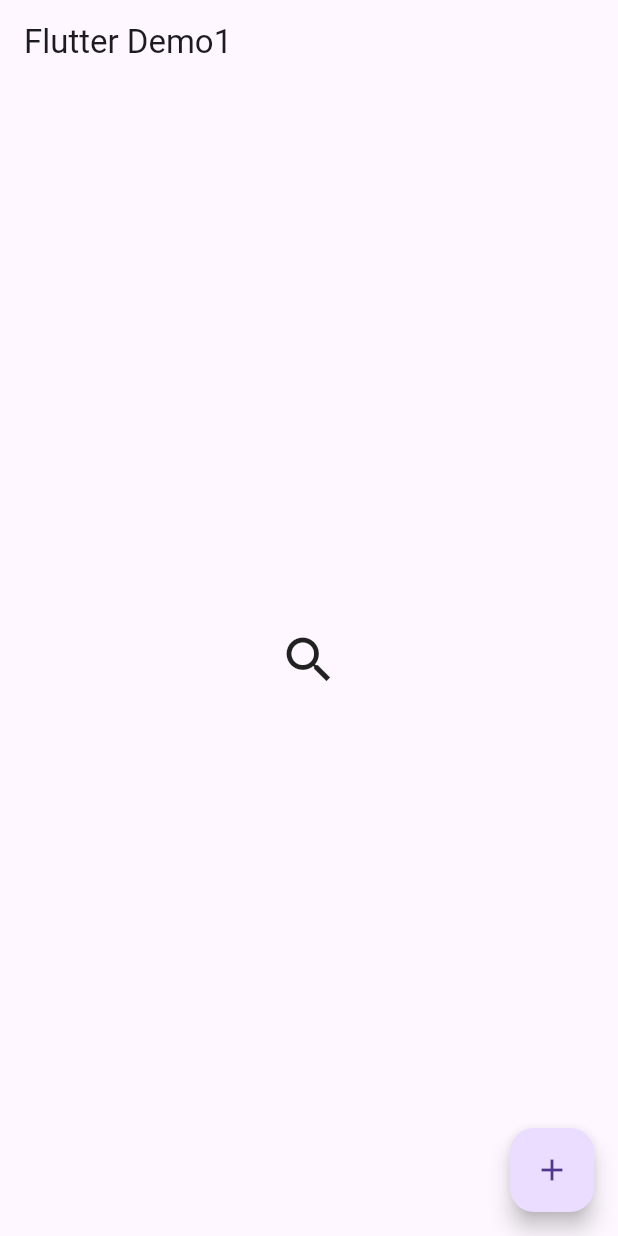
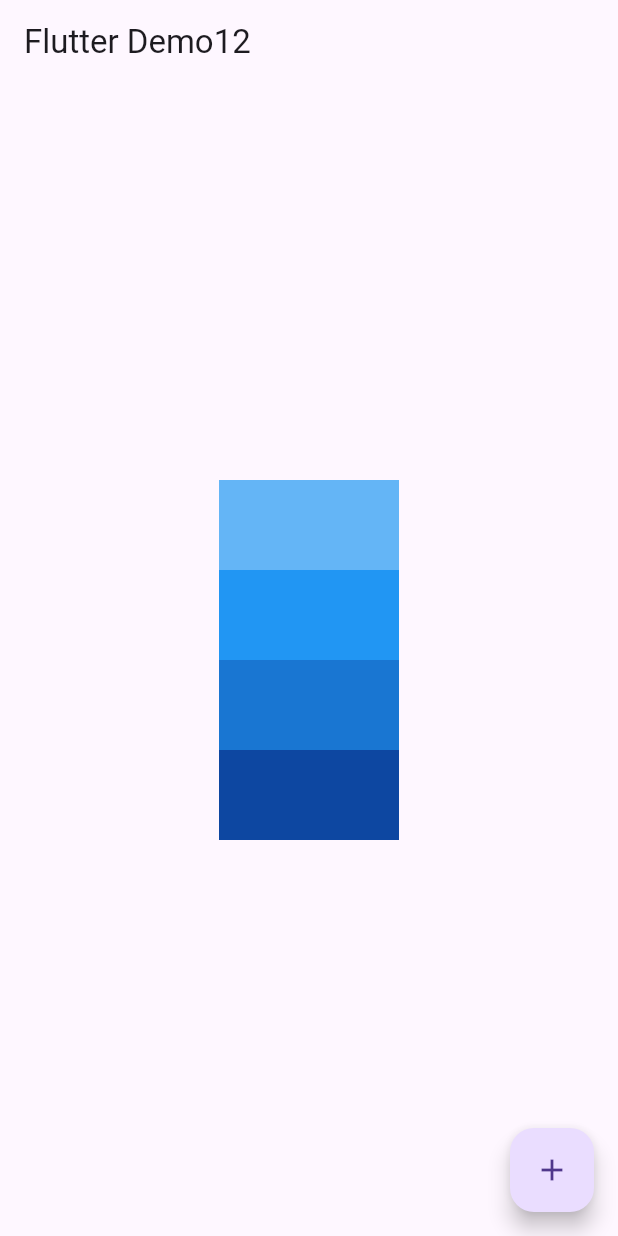
Before and after one commit to kingcwt/helloFlutter, a Flutter app: the screen it shows after launch, on a phone screen of 412 x 824 dp. Run offline on Flutter 3.47's test engine with Material 3 defaults, Android fonts, the phone set to English and light mode, and no system bars; our stand-ins replace fluttertoast.

Commit message:
feat: 封装自定义SlidingBox 交错动画

```diff
--- a/lib/main.dart
+++ b/lib/main.dart
@@ -52,7 +52,7 @@ class _MyHomePageState extends State<MyHomePage>
   Widget build(BuildContext context) {
     return Scaffold(
         appBar: AppBar(
-          title: const Text('Flutter Demo1'),
+          title: const Text('Flutter Demo12'),
         ),
         floatingActionButton: FloatingActionButton(
           onPressed: () {
@@ -62,20 +62,66 @@ class _MyHomePageState extends State<MyHomePage>
           child: const Icon(Icons.add),
         ),
         body: Center(
-          child: Stack(
-            children: [
-              ScaleTransition(
-                scale: _controller.drive(Tween(begin: 0.0, end: 1.0)
-                    .chain(CurveTween(curve: const Interval(0.5, 1.0)))),
-                child: const Icon(Icons.close, size: 40),
-              ),
-              ScaleTransition(
-                scale: _controller.drive(Tween(begin: 1.0, end: 0.0)
-                    .chain(CurveTween(curve: const Interval(0.0, 0.5)))),
-                child: const Icon(Icons.search, size: 40),
-              )
-            ],
-          ),
+          child: Column(mainAxisAlignment: MainAxisAlignment.center, children: [
+            SlideTransition(
+                position: _controller.drive(Tween(
+                        begin: const Offset(0.0, 0.0),
+                        end: const Offset(1.0, 0.0))
+                    .chain(CurveTween(curve: const Interval(0.0, 0.2)))),
+                child: Container(
+                  width: 120,
+                  height: 60,
+                  color: Colors.blue[300],
+                )),
+            SlideTransition(
+                position: _controller.drive(Tween(
+                        begin: const Offset(0.0, 0.0),
+                        end: const Offset(1.0, 0.0))
+                    .chain(CurveTween(curve: const Interval(0.2, 0.4)))),
+                child: Container(
+                  width: 120,
+                  height: 60,
+                  color: Colors.blue[500],
+                )),
+            SlidingBox(
+              color: Colors.blue[700],
+              controller: _controller,
+              curve: const Interval(0.6, 0.8),
+            ),
+            SlidingBox(
+              color: Colors.blue[900],
+              controller: _controller,
+              curve: const Interval(0.6, 0.8),
+            ),
+          ]),
         ));
   }
 }
+
+class SlidingBox extends StatefulWidget {
+  final AnimationController controller;
+  final Color? color;
+  final Curve curve;
+  const SlidingBox(
+      {super.key,
+      required this.controller,
+      required this.color,
+      required this.curve});
+  @override
+  State<SlidingBox> createState() => _SlidingBoxState();
+}
+
+class _SlidingBoxState extends State<SlidingBox> {
+  @override
+  Widget build(BuildContext context) {
+    return SlideTransition(
+        position: widget.controller.drive(
+            Tween(begin: const Offset(0.0, 0.0), end: const Offset(1.0, 0.0))
+                .chain(CurveTween(curve: widget.curve))),
+        child: Container(
+          width: 120,
+          height: 60,
+          color: widget.color,
+        ));
+  }
+}
```
Also changed, not shown: flutter_01.png (added), 11 other files.
